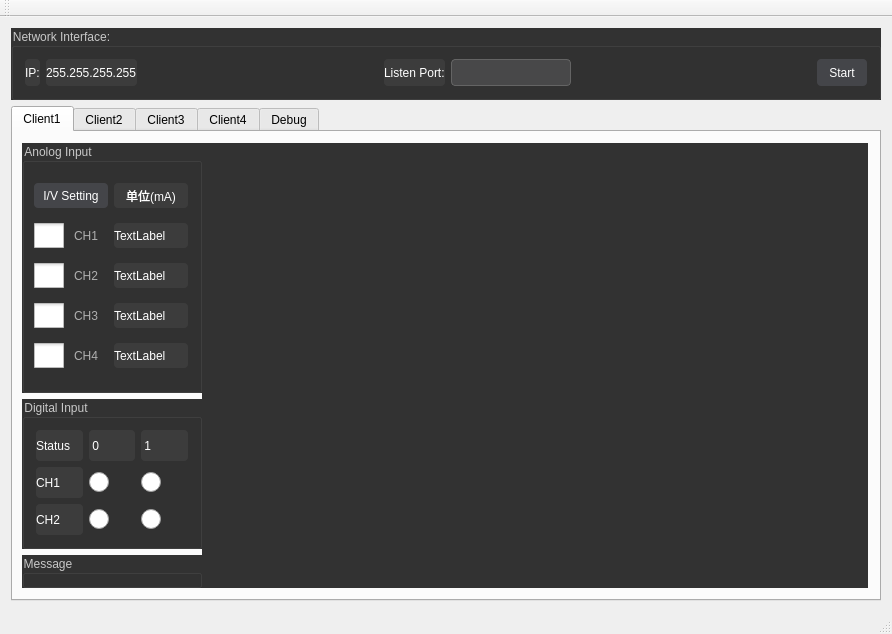
Old version of the form mainwindow.ui in the repository WirelessDataCollect/UpperMonitor.
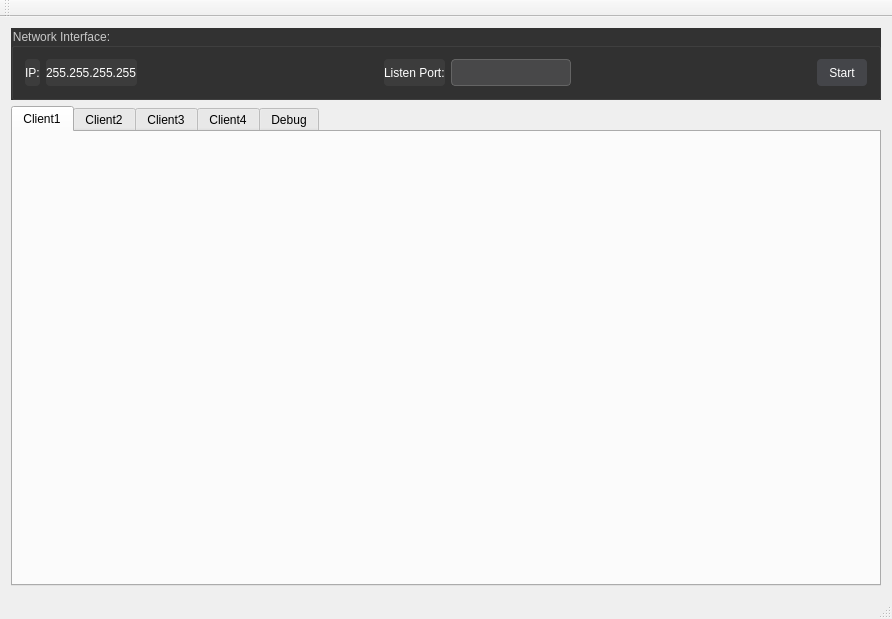
New version of the form. Icons and pictures are not drawn.

What changed in the file:
```diff
--- a/mainwindow.ui
+++ b/mainwindow.ui
@@ -328,316 +328,6 @@
        <attribute name="title">
         <string>Client1</string>
        </attribute>
-       <layout class="QGridLayout" name="gridLayout_3">
-        <property name="leftMargin">
-         <number>9</number>
-        </property>
-        <property name="spacing">
-         <number>0</number>
-        </property>
-        <item row="0" column="0">
-         <layout class="QVBoxLayout" name="verticalLayout_2">
-          <property name="leftMargin">
-           <number>0</number>
-          </property>
-          <item>
-           <widget class="QGroupBox" name="groupBox">
-            <property name="sizePolicy">
-             <sizepolicy hsizetype="Minimum" vsizetype="Fixed">
-              <horstretch>0</horstretch>
-              <verstretch>1</verstretch>
-             </sizepolicy>
-            </property>
-            <property name="minimumSize">
-             <size>
-              <width>180</width>
-              <height>250</height>
-             </size>
-            </property>
-            <property name="title">
-             <string>Anolog Input</string>
-            </property>
-            <layout class="QGridLayout" name="gridLayout">
-             <property name="leftMargin">
-              <number>9</number>
-             </property>
-             <item row="0" column="1">
-              <widget class="QLabel" name="label_unit">
-               <property name="text">
-                <string>单位(mA)</string>
-               </property>
-               <property name="alignment">
-                <set>Qt::AlignCenter</set>
-               </property>
-              </widget>
-             </item>
-             <item row="1" column="1">
-              <widget class="QLabel" name="label_Channel1">
-               <property name="text">
-                <string>TextLabel</string>
-               </property>
-              </widget>
-             </item>
-             <item row="1" column="0">
-              <widget class="QCheckBox" name="checkBox">
-               <property name="text">
-                <string>CH1</string>
-               </property>
-              </widget>
-             </item>
-             <item row="2" column="0">
-              <widget class="QCheckBox" name="checkBox_2">
-               <property name="text">
-                <string>CH2</string>
-               </property>
-              </widget>
-             </item>
-             <item row="2" column="1">
-              <widget class="QLabel" name="label_Channel2">
-               <property name="text">
-                <string>TextLabel</string>
-               </property>
-              </widget>
-             </item>
-             <item row="3" column="0">
-              <widget class="QCheckBox" name="checkBox_3">
-               <property name="text">
-                <string>CH3</string>
-               </property>
-              </widget>
-             </item>
-             <item row="0" column="0">
-              <widget class="QPushButton" name="button_IVSetting">
-               <property name="text">
-                <string>I/V Setting</string>
-               </property>
-              </widget>
-             </item>
-             <item row="4" column="0">
-              <widget class="QCheckBox" name="checkBox_4">
-               <property name="text">
-                <string>CH4</string>
-               </property>
-              </widget>
-             </item>
-             <item row="3" column="1">
-              <widget class="QLabel" name="label_Channel3">
-               <property name="text">
-                <string>TextLabel</string>
-               </property>
-              </widget>
-             </item>
-             <item row="4" column="1">
-              <widget class="QLabel" name="label_Channel4">
-               <property name="text">
-                <string>TextLabel</string>
-               </property>
-              </widget>
-             </item>
-            </layout>
-            <zorder>button_IVSetting</zorder>
-            <zorder>checkBox</zorder>
-            <zorder>checkBox_2</zorder>
-            <zorder>checkBox_3</zorder>
-            <zorder>checkBox_4</zorder>
-            <zorder>label_unit</zorder>
-            <zorder>label_Channel1</zorder>
-            <zorder>label_Channel2</zorder>
-            <zorder>label_Channel3</zorder>
-            <zorder>label_Channel4</zorder>
-           </widget>
-          </item>
-          <item>
-           <widget class="QGroupBox" name="groupBox_2">
-            <property name="sizePolicy">
-             <sizepolicy hsizetype="Preferred" vsizetype="Minimum">
-              <horstretch>0</horstretch>
-              <verstretch>1</verstretch>
-             </sizepolicy>
-            </property>
-            <property name="minimumSize">
-             <size>
-              <width>0</width>
-              <height>150</height>
-             </size>
-            </property>
-            <property name="title">
-             <string>Digital Input</string>
-            </property>
-            <layout class="QGridLayout" name="gridLayout_2">
-             <item row="0" column="0">
-              <layout class="QHBoxLayout" name="horizontalLayout_4">
-               <property name="sizeConstraint">
-                <enum>QLayout::SetFixedSize</enum>
-               </property>
-               <item>
-                <widget class="QLabel" name="label_7">
-                 <property name="text">
-                  <string>Status</string>
-                 </property>
-                </widget>
-               </item>
-               <item>
-                <widget class="QLabel" name="label_8">
-                 <property name="text">
-                  <string> 0</string>
-                 </property>
-                 <property name="alignment">
-                  <set>Qt::AlignLeading|Qt::AlignLeft|Qt::AlignVCenter</set>
-                 </property>
-                </widget>
-               </item>
-               <item>
-                <widget class="QLabel" name="label_6">
-                 <property name="text">
-                  <string> 1</string>
-                 </property>
-                </widget>
-               </item>
-              </layout>
-             </item>
-             <item row="1" column="0">
-              <layout class="QHBoxLayout" name="horizontalLayout_2">
-               <property name="sizeConstraint">
-                <enum>QLayout::SetFixedSize</enum>
-               </property>
-               <item>
-                <widget class="QLabel" name="label_5">
-                 <property name="text">
-                  <string>CH1</string>
-                 </property>
-                </widget>
-               </item>
-               <item>
-                <widget class="QRadioButton" name="radioButton_1_0">
-                 <property name="sizePolicy">
-                  <sizepolicy hsizetype="Preferred" vsizetype="Preferred">
-                   <horstretch>0</horstretch>
-                   <verstretch>0</verstretch>
-                  </sizepolicy>
-                 </property>
-                 <property name="layoutDirection">
-                  <enum>Qt::LeftToRight</enum>
-                 </property>
-                 <property name="autoFillBackground">
-                  <bool>false</bool>
-                 </property>
-                 <property name="inputMethodHints">
-                  <set>Qt::ImhNone</set>
-                 </property>
-                 <property name="text">
-                  <string/>
-                 </property>
-                 <property name="autoExclusive">
-                  <bool>false</bool>
-                 </property>
-                </widget>
-               </item>
-               <item>
-                <widget class="QRadioButton" name="radioButton_1_1">
-                 <property name="sizePolicy">
-                  <sizepolicy hsizetype="Preferred" vsizetype="Preferred">
-                   <horstretch>0</horstretch>
-                   <verstretch>0</verstretch>
-                  </sizepolicy>
-                 </property>
-                 <property name="layoutDirection">
-                  <enum>Qt::LeftToRight</enum>
-                 </property>
-                 <property name="autoFillBackground">
-                  <bool>false</bool>
-                 </property>
-                 <property name="text">
-                  <string/>
-                 </property>
-                 <property name="autoExclusive">
-                  <bool>false</bool>
-                 </property>
-                </widget>
-               </item>
-              </layout>
-             </item>
-             <item row="2" column="0">
-              <layout class="QHBoxLayout" name="horizontalLayout_3">
-               <item>
-                <widget class="QLabel" name="label_9">
-                 <property name="text">
-                  <string>CH2</string>
-                 </property>
-                </widget>
-               </item>
-               <item>
-                <widget class="QRadioButton" name="radioButton_2_0">
-                 <property name="sizePolicy">
-                  <sizepolicy hsizetype="Preferred" vsizetype="Preferred">
-                   <horstretch>0</horstretch>
-                   <verstretch>0</verstretch>
-                  </sizepolicy>
-                 </property>
-                 <property name="text">
-                  <string/>
-                 </property>
-                 <property name="autoExclusive">
-                  <bool>false</bool>
-                 </property>
-                </widget>
-               </item>
-               <item>
-                <widget class="QRadioButton" name="radioButton_2_1">
-                 <property name="sizePolicy">
-                  <sizepolicy hsizetype="Preferred" vsizetype="Preferred">
-                   <horstretch>0</horstretch>
-                   <verstretch>0</verstretch>
-                  </sizepolicy>
-                 </property>
-                 <property name="layoutDirection">
-                  <enum>Qt::LeftToRight</enum>
-                 </property>
-                 <property name="autoFillBackground">
-                  <bool>false</bool>
-                 </property>
-                 <property name="inputMethodHints">
-                  <set>Qt::ImhNone</set>
-                 </property>
-                 <property name="text">
-                  <string/>
-                 </property>
-                 <property name="autoExclusive">
-                  <bool>false</bool>
-                 </property>
-                </widget>
-               </item>
-              </layout>
-             </item>
-            </layout>
-           </widget>
-          </item>
-          <item>
-           <widget class="QGroupBox" name="groupBox_4">
-            <property name="sizePolicy">
-             <sizepolicy hsizetype="Preferred" vsizetype="Expanding">
-              <horstretch>0</horstretch>
-              <verstretch>5</verstretch>
-             </sizepolicy>
-            </property>
-            <property name="title">
-             <string>Message</string>
-            </property>
-           </widget>
-          </item>
-         </layout>
-        </item>
-        <item row="0" column="1">
-         <widget class="QWidget" name="widchart" native="true">
-          <property name="sizePolicy">
-           <sizepolicy hsizetype="Expanding" vsizetype="Expanding">
-            <horstretch>2</horstretch>
-            <verstretch>1</verstretch>
-           </sizepolicy>
-          </property>
-         </widget>
-        </item>
-       </layout>
       </widget>
       <widget class="QWidget" name="Client2">
        <attribute name="title">
```
